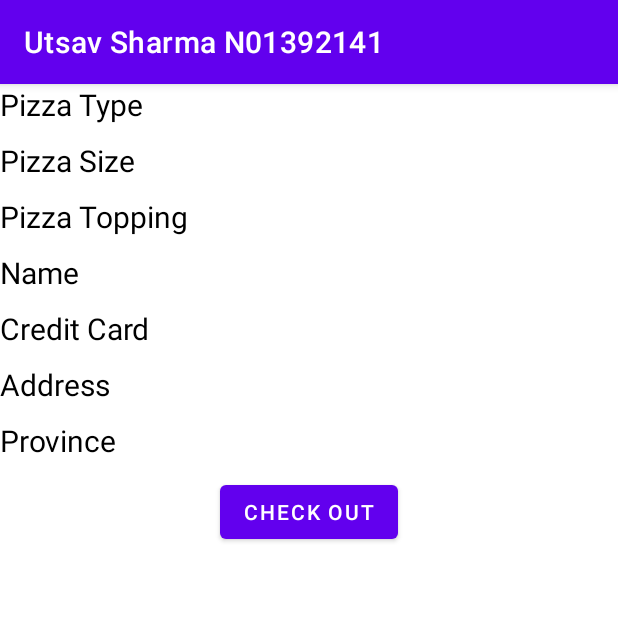
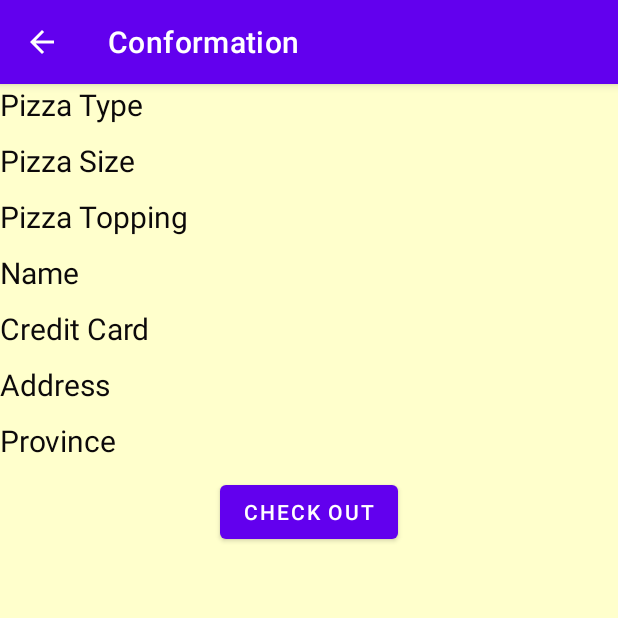
Before and after one commit to UtsavSharma2141/UtsavAssign2, an Android app: the SharmaActivity4 screen opened directly, with no data from a screen before it, on a phone screen of 412 x 824 dp, the top half of it. Run offline under Robolectric (Android 15) with nearby library versions, the phone set to English and light mode, and no system bars.

Commit message:
Add back menu buttons to activity 3 and activity 4. change the background color and some other properties.

```diff
--- a/UtsavAssign22/src/main/AndroidManifest.xml
+++ b/UtsavAssign22/src/main/AndroidManifest.xml
@@ -9,8 +9,10 @@
         android:roundIcon="@mipmap/ic_launcher_round"
         android:supportsRtl="true"
         android:theme="@style/Theme.UtsavAssign2">
-        <activity android:name=".SharmaActivity4"></activity>
-        <activity android:name=".SharmaActivity3" />
+        <activity android:name=".SharmaActivity4"
+            android:parentActivityName=".SharmaActivity3"></activity>
+        <activity android:name=".SharmaActivity3"
+            android:parentActivityName=".SharmaActivity2"/>
         <activity
             android:name=".SharmaActivity2"
             android:parentActivityName=".UtsavActivity" />
--- a/UtsavAssign22/src/main/java/utsav/sharma/n01392141/SharmaActivity4.java
+++ b/UtsavAssign22/src/main/java/utsav/sharma/n01392141/SharmaActivity4.java
@@ -17,6 +17,10 @@ public class SharmaActivity4 extends AppCompatActivity {
     protected void onCreate(Bundle savedInstanceState) {
         super.onCreate(savedInstanceState);
         setContentView(R.layout.activity_sharma4);
+
+
+        getSupportActionBar().setTitle("Conformation");
+        getSupportActionBar().setDisplayHomeAsUpEnabled(true);
 
         typetxt = findViewById(R.id.utsavPType);
         sizetxt = findViewById(R.id.utsavPSize);
--- a/UtsavAssign22/src/main/res/layout/activity_main.xml
+++ b/UtsavAssign22/src/main/res/layout/activity_main.xml
@@ -6,6 +6,7 @@
     android:layout_width="match_parent"
     android:layout_height="match_parent"
     tools:context=".UtsavActivity"
+    android:background="@color/cream"
     android:padding="10dp"
     android:orientation="vertical">
 
@@ -35,6 +36,7 @@
                     android:layout_height="wrap_content"
                     android:layout_weight="1"
                     android:text="@string/dominos"
+                    android:textColor="#0C090A"
                     android:textSize="40sp"
                     android:fontFamily="@font/varela_round"
                     android:layout_gravity="center_vertical"/>
@@ -66,6 +68,7 @@
                     android:layout_height="wrap_content"
                     android:layout_weight="1"
                     android:text="@string/piza_pizza"
+                    android:textColor="#0C090A"
                     android:textSize="40sp"
                     android:fontFamily="@font/varela_round"
                     android:layout_gravity="center_vertical"/>
@@ -99,6 +102,7 @@
                     android:layout_height="wrap_content"
                     android:layout_weight="1"
                     android:text="@string/pizahut"
+                    android:textColor="#0C090A"
                     android:textSize="40sp"
                     android:fontFamily="@font/varela_round"
                     android:layout_gravity="center_vertical"/>
@@ -106,6 +110,7 @@
                     android:layout_width="100dp"
                     android:layout_height="100dp"
                     android:src="@drawable/pizahut"
+
                     />
             </LinearLayout>
 
--- a/UtsavAssign22/src/main/res/layout/activity_sharma2.xml
+++ b/UtsavAssign22/src/main/res/layout/activity_sharma2.xml
@@ -5,6 +5,7 @@
     xmlns:tools="http://schemas.android.com/tools"
     android:layout_width="match_parent"
     android:layout_height="match_parent"
+    android:background="@color/cream"
     tools:context=".SharmaActivity2"
     android:orientation="vertical"
     android:padding="10dp">
--- a/UtsavAssign22/src/main/res/layout/activity_utsav3.xml
+++ b/UtsavAssign22/src/main/res/layout/activity_sharma3.xml
@@ -6,6 +6,7 @@
     android:layout_width="match_parent"
     android:layout_height="match_parent"
     tools:context=".SharmaActivity3"
+    android:background="@color/cream"
     android:orientation="vertical"
     android:padding="10dp">
 
--- a/UtsavAssign22/src/main/res/layout/activity_sharma4.xml
+++ b/UtsavAssign22/src/main/res/layout/activity_sharma4.xml
@@ -6,6 +6,7 @@
     android:layout_width="match_parent"
     android:layout_height="match_parent"
     tools:context=".SharmaActivity4"
+    android:background="@color/cream"
     android:orientation="vertical">
 
 
@@ -21,7 +22,7 @@
                     android:layout_width="match_parent"
                     android:layout_height="match_parent"
                     android:layout_marginBottom="10dp"
-                    android:textColor="#000"
+                    android:textColor="#0C090A"
                     android:layout_weight="1"
                     android:text="@string/pizzaTypeTag"
                     android:textSize="20sp"
@@ -46,7 +47,7 @@
                     android:layout_width="match_parent"
                     android:layout_height="match_parent"
                     android:layout_marginBottom="10dp"
-                    android:textColor="#000"
+                    android:textColor="#0C090A"
                     android:layout_weight="1"
                     android:text="@string/pizzaSizeTag"
                     android:textSize="20sp"
@@ -70,7 +71,7 @@
                     android:layout_width="match_parent"
                     android:layout_height="match_parent"
                     android:layout_marginBottom="10dp"
-                    android:textColor="#000"
+                    android:textColor="#0C090A"
                     android:layout_weight="1"
                     android:text="@string/pizzaToppingTag"
                     android:textSize="20sp"
@@ -95,7 +96,7 @@
                 android:layout_width="match_parent"
                 android:layout_height="match_parent"
                 android:layout_marginBottom="10dp"
-                android:textColor="#000"
+                android:textColor="#0C090A"
                 android:layout_weight="1"
                 android:text="@string/nameTag"
                 android:textSize="20sp"
@@ -119,7 +120,7 @@
                 android:layout_width="match_parent"
                 android:layout_height="match_parent"
                 android:layout_marginBottom="10dp"
-                android:textColor="#000"
+                android:textColor="#0C090A"
                 android:layout_weight="1"
                 android:text="@string/creditTag"
                 android:textSize="20sp"
@@ -144,7 +145,7 @@
                 android:layout_width="match_parent"
                 android:layout_height="match_parent"
                 android:layout_marginBottom="10dp"
-                android:textColor="#000"
+                android:textColor="#0C090A"
                 android:layout_weight="1"
                 android:text="@string/addTag"
                 android:textSize="20sp"
@@ -172,7 +173,7 @@
                 android:layout_width="match_parent"
                 android:layout_height="match_parent"
                 android:layout_marginBottom="10dp"
-                android:textColor="#000"
+                android:textColor="#0C090A"
                 android:layout_weight="1"
                 android:text="@string/provinceTag"
                 android:textSize="20sp"
--- a/UtsavAssign22/src/main/res/values/strings.xml
+++ b/UtsavAssign22/src/main/res/values/strings.xml
@@ -1,7 +1,7 @@
 <!--Utsav Sharma N01392141 Section C-->
 <resources>
     <string name="app_name">Utsav Sharma N01392141</string>
-
+    <color name="cream">#FFFFCC</color>
     <string name="dominos">Dominos</string>
     <string name="piza_pizza">Piza Pizza</string>
     <string name="pizahut">PizaHut</string>
```
Also changed, not shown: UtsavAssign22/src/main/java/utsav/sharma/n01392141/SharmaActivity3.java (+5 -6 lines), UtsavAssign22/src/main/res/layout-land/activity_sharma3.xml (renamed from UtsavAssign22/src/main/res/layout-land/activity_utsav3.xml).
